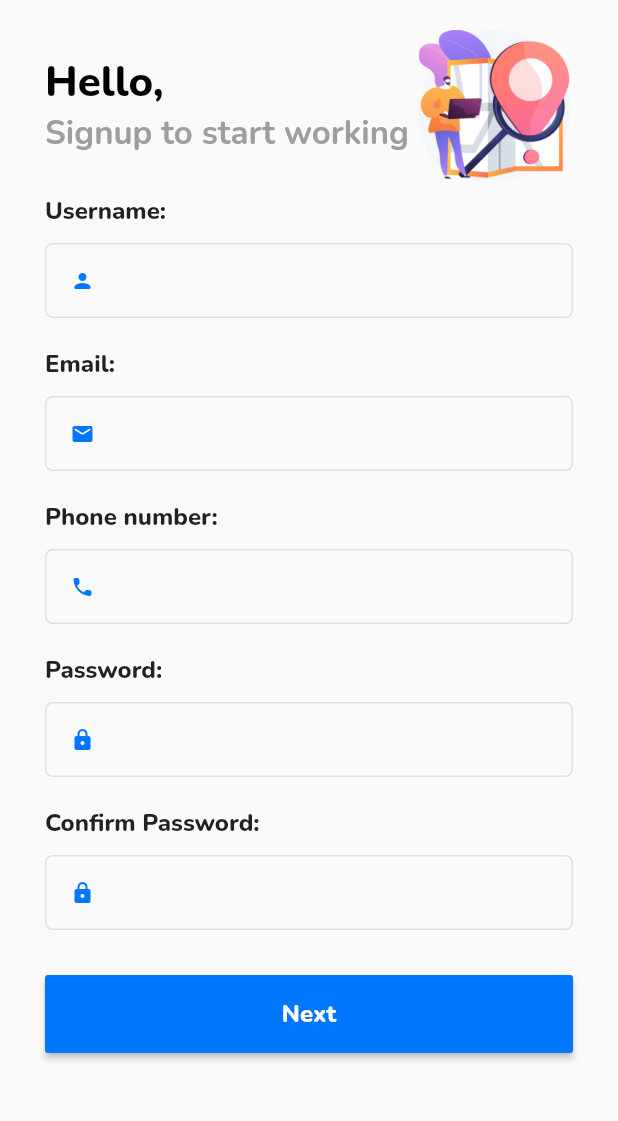
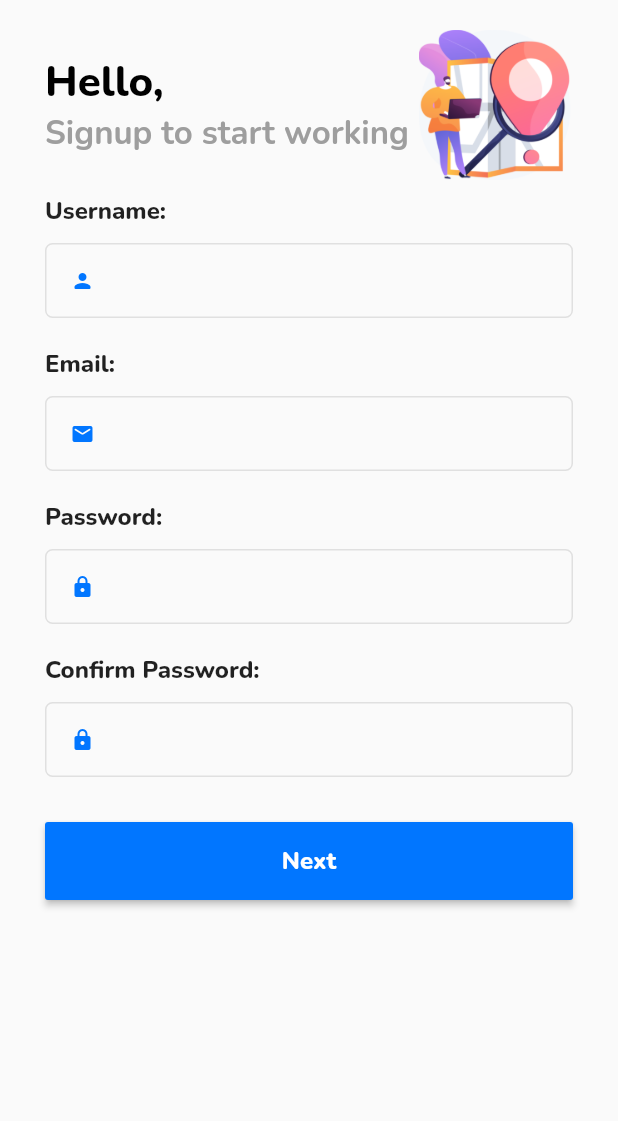
Before and after one commit to Ashutosh619-sudo/Track-Buddy, a Flutter app: the SignUp screen opened directly, on a phone screen of 412 x 824 dp, the part 84-1205 px from its top. Run offline on Flutter 3.47's test engine with Material 2 defaults, Android fonts, the light colour scheme and no system bars; our stand-ins replace google_fonts.

Commit message:
changes made

```diff
--- a/lib/main.dart
+++ b/lib/main.dart
@@ -1,5 +1,5 @@
 import 'package:flutter/material.dart';
-import 'package:track_buddy/screens/homeScreen.dart';
+import 'package:track_buddy/screens/signup.dart';
 
 void main() {
   runApp(MyApp());
@@ -12,7 +12,7 @@ class MyApp extends StatelessWidget {
     return MaterialApp(
       title: 'Flutter Demo',
       debugShowCheckedModeBanner: false,
-      home: HomeScreen(),
+      home: SignUp(),
     );
   }
 }
--- a/lib/screens/signup.dart
+++ b/lib/screens/signup.dart
@@ -129,38 +129,6 @@ class SignUp extends StatelessWidget {
           Container(
             margin: EdgeInsets.only(top: 20),
             child: Text(
-              'Phone number:',
-              style: GoogleFonts.nunito(
-                fontWeight: FontWeight.w800,
-                color: Colors.black87,
-                fontSize: 16,
-              ),
-            ),
-          ),
-          Container(
-            margin: EdgeInsets.only(top: 10),
-            decoration: BoxDecoration(
-              border: Border.all(
-                color: Colors.grey[300],
-              ),
-              borderRadius: BorderRadius.circular(5),
-            ),
-            child: TextField(
-              textAlignVertical: TextAlignVertical.center,
-              keyboardType: TextInputType.phone,
-              decoration: InputDecoration(
-                border: InputBorder.none,
-                prefixIcon: Icon(
-                  Icons.call_rounded,
-                  color: Color.fromRGBO(1, 118, 255, 1),
-                  size: 16,
-                ),
-              ),
-            ),
-          ),
-          Container(
-            margin: EdgeInsets.only(top: 20),
-            child: Text(
               'Password:',
               style: GoogleFonts.nunito(
                 fontWeight: FontWeight.w800,
```
